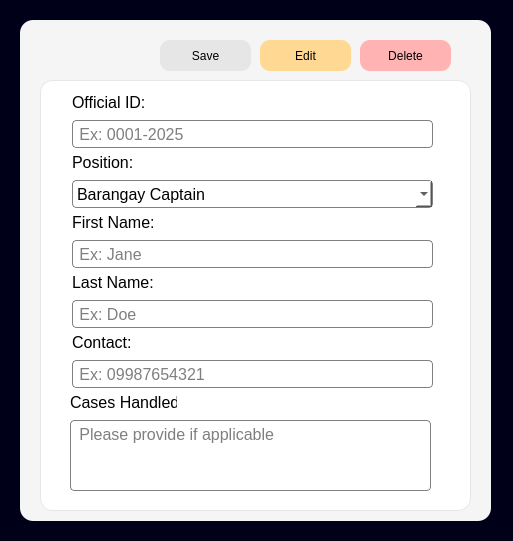
Before: the Qt Designer form uifiles/infoofficialui.ui in mustafamclngn/CCC151-ComplaSys, drawn with Qt 5.
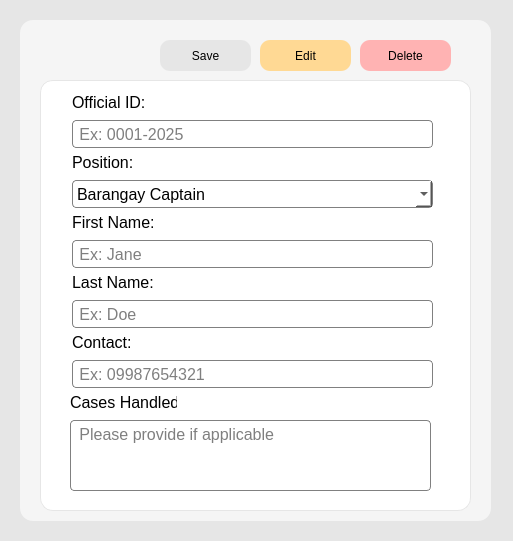
After: the same form once the commit is applied. Icons and pictures are not drawn.

Commit message: changed background color to white

```diff
--- a/uifiles/infoofficialui.ui
+++ b/uifiles/infoofficialui.ui
@@ -14,7 +14,7 @@
    <string>Official Information</string>
   </property>
   <property name="styleSheet">
-   <string notr="true">background-color: rgb(0, 0, 25);</string>
+   <string notr="true">background-color: rgb(230, 230, 230);</string>
   </property>
   <widget class="QFrame" name="frame">
    <property name="geometry">
```
The commit also changes 5 other files.
